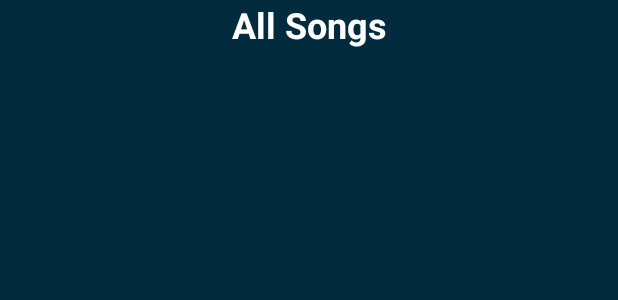
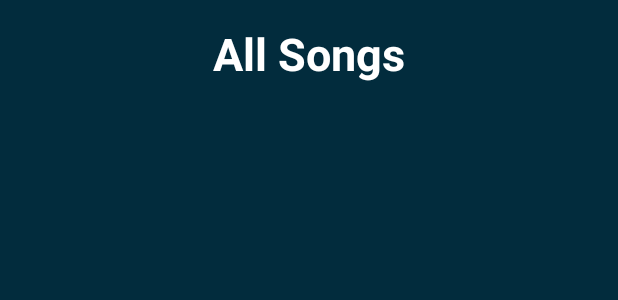
Before and after one commit to Timmilytim/Grace-Hymns, an Android app: the layout activity_all_songs.xml on its own in the app's theme, with its tools: preview values and no code run, on a phone screen of 412 x 824 dp. Shown: the top 300 px of the screen. Run offline under Robolectric (Android 15) with nearby library versions, the phone set to English and light mode, and no system bars.

Commit message:
Modified the all songs space

```diff
--- a/app/src/main/res/layout/activity_all_songs.xml
+++ b/app/src/main/res/layout/activity_all_songs.xml
@@ -13,10 +13,11 @@
         android:layout_width="match_parent"
         android:layout_height="wrap_content"
         android:text="All Songs"
-        android:textSize="24sp"
+        android:textSize="30sp"
         android:textStyle="bold"
         android:gravity="center"
-        android:paddingBottom="8dp"
+        android:paddingBottom="10dp"
+        android:paddingTop="15dp"
         android:textColor="@color/white" />
 
     <androidx.recyclerview.widget.RecyclerView
```
